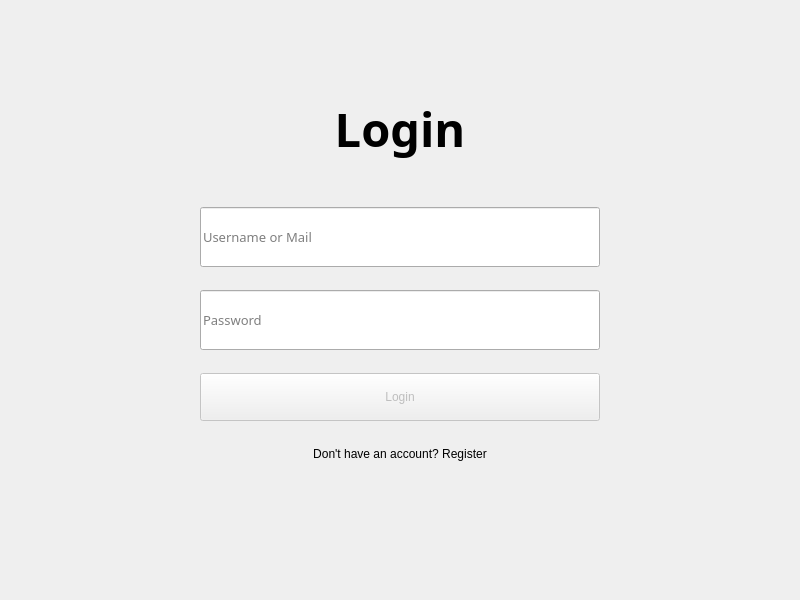
Above: ui/uiFiles/loginWindow.ui from efeKbkci/CarRentalApp before the change. Below: the same form after it.
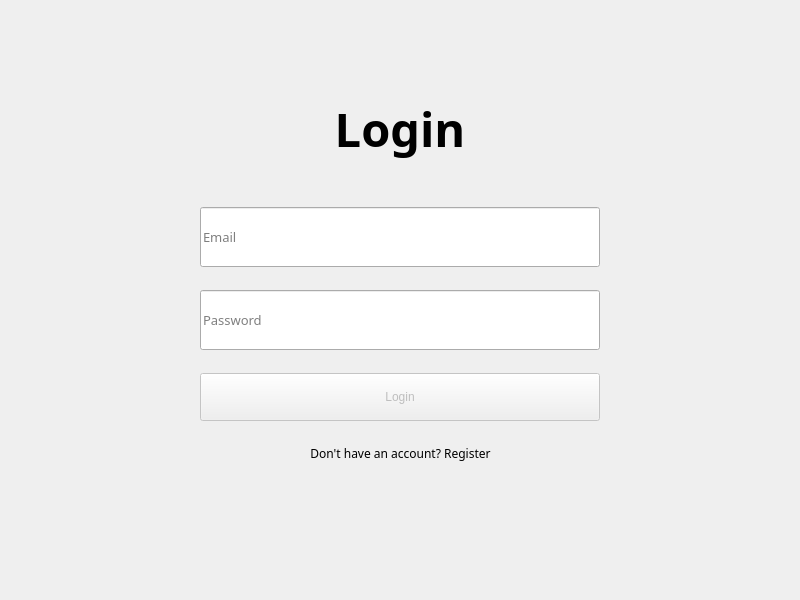
That is the form after the change.

Patch:
```diff
--- a/ui/uiFiles/loginWindow.ui
+++ b/ui/uiFiles/loginWindow.ui
@@ -108,7 +108,7 @@
         <string/>
        </property>
        <property name="placeholderText">
-        <string>Username or Mail</string>
+        <string>Email</string>
        </property>
       </widget>
      </item>
@@ -194,10 +194,17 @@
        </item>
        <item>
         <widget class="QPushButton" name="register_btn">
+         <property name="font">
+          <font>
+           <family>Roboto Mono</family>
+           <pointsize>9</pointsize>
+          </font>
+         </property>
          <property name="styleSheet">
           <string notr="true">QPushButton {
 	background-color: transparent;
 	border: None;
+	color: black;
 }</string>
          </property>
          <property name="text">
```
Left out of the diff: 8 changed lines with no effect on the pictures.
